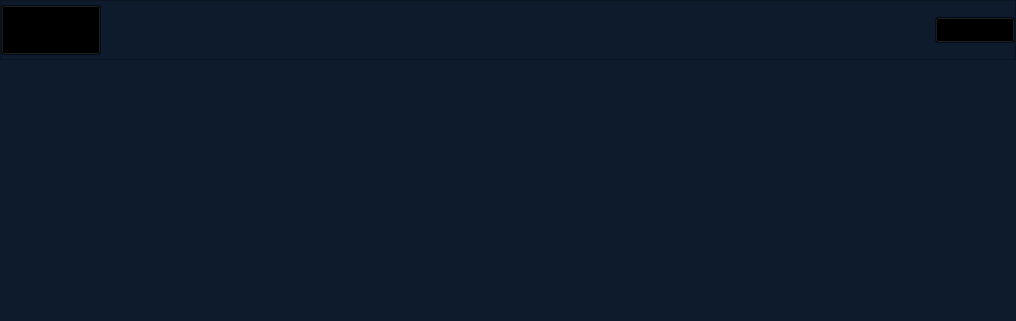
Above: VideoPlayer/mainwidget/videomember/VideoSortType.ui from huizhang556/pc-video-player before the change. Below: the same form after it.
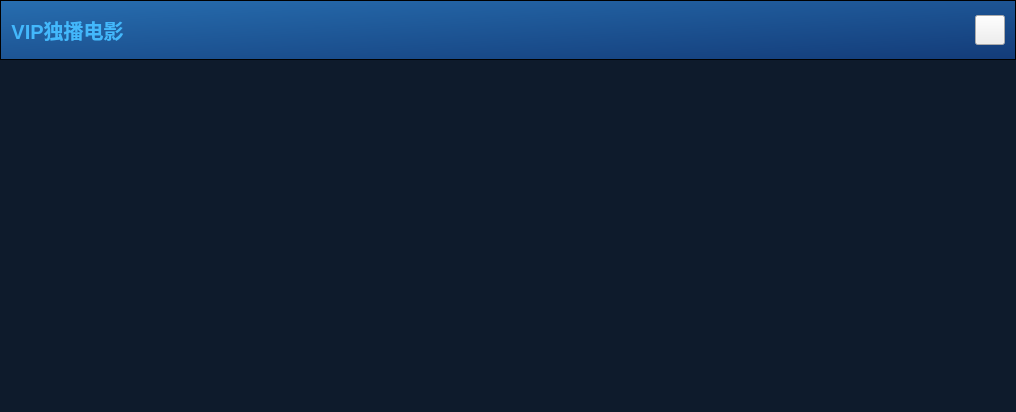
That is the form after the change. Icons and pictures are not drawn.

The edit to the form file:
```diff
--- a/VideoPlayer/mainwidget/videomember/VideoSortType.ui
+++ b/VideoPlayer/mainwidget/videomember/VideoSortType.ui
@@ -7,7 +7,7 @@
     <x>0</x>
     <y>0</y>
     <width>1016</width>
-    <height>321</height>
+    <height>412</height>
    </rect>
   </property>
   <property name="windowTitle">
@@ -35,7 +35,7 @@
       <number>0</number>
      </property>
      <item>
-      <widget class="QFrame" name="frame">
+      <widget class="QFrame" name="frame_vtitle">
        <property name="minimumSize">
         <size>
          <width>0</width>
@@ -43,7 +43,12 @@
         </size>
        </property>
        <property name="styleSheet">
-        <string notr="true">background-color: #0e1b2c;</string>
+        <string notr="true">#frame_vtitle
+{
+background-color:qlineargradient(spread:pad,x1:0,y1:0,x2:1,y2:1,stop:0 #276eb0, stop:1  #133b78);
+	border-image: url(:/images/home/fram_vtitle.png);
+}
+</string>
        </property>
        <property name="frameShape">
         <enum>QFrame::StyledPanel</enum>
@@ -86,12 +91,17 @@
             <property name="styleSheet">
              <string notr="true">QPushButton
 {
-background-color: transparent;
+background-color:transparent;
+color:#43b8fc;
+font-size:20px;
+font-weight:700;
+border:none;
+margin-left:10px;
 }
 
 QPushButton:hover
 {
-
+color:#43b8fc;
 }</string>
             </property>
             <property name="text">
@@ -116,33 +126,48 @@
            <widget class="QPushButton" name="pushButton_flush">
             <property name="minimumSize">
              <size>
-              <width>80</width>
-              <height>26</height>
+              <width>30</width>
+              <height>30</height>
              </size>
             </property>
             <property name="maximumSize">
              <size>
-              <width>80</width>
-              <height>26</height>
+              <width>30</width>
+              <height>30</height>
              </size>
             </property>
             <property name="styleSheet">
              <string notr="true">QPushButton
 {
-background-color: transparent;
-
+border-image: url(:/images/home/vtitle_switch.png);
 }
 
 QPushButton:hover
 {
-
+border-image: url(:/images/home/vtitle_switch_hover.png);
 }</string>
             </property>
             <property name="text">
-             <string>换一换</string>
+             <string/>
             </property>
            </widget>
           </item>
+          <item>
+           <spacer name="horizontalSpacer_2">
+            <property name="orientation">
+             <enum>Qt::Horizontal</enum>
+            </property>
+            <property name="sizeType">
+             <enum>QSizePolicy::Maximum</enum>
+            </property>
+            <property name="sizeHint" stdset="0">
+             <size>
+              <width>10</width>
+              <height>20</height>
+             </size>
+            </property>
+           </spacer>
+          </item>
          </layout>
         </item>
        </layout>
@@ -150,6 +175,12 @@
      </item>
      <item>
       <widget class="QListWidget" name="listWidget_items">
+       <property name="minimumSize">
+        <size>
+         <width>0</width>
+         <height>350</height>
+        </size>
+       </property>
        <property name="styleSheet">
         <string notr="true">QListWidget
 {
```
